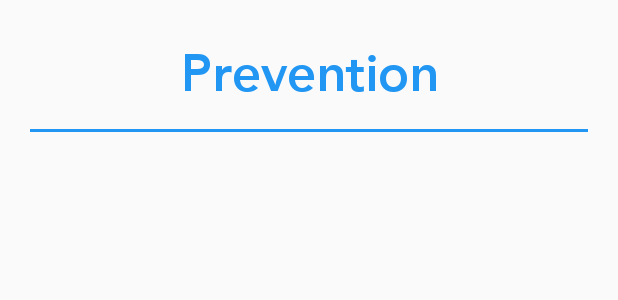
After one commit to biruk741/NoFAW, an Android app: the layout activity_explainer.xml on its own in the app's theme, with its tools: preview values and no code run, on a phone screen of 412 x 824 dp. The commit adds this screen. Shown: the top 300 px of the screen. Run offline under Robolectric (Android 15) with nearby library versions, the phone set to English and light mode, and no system bars.

Commit message:
Did interface of the government organ

```diff
--- a/app/src/main/java/com/innov8/nofaw/MapsActivity.java
+++ b/app/src/main/java/com/innov8/nofaw/MapsActivity.java
@@ -47,7 +47,7 @@ public class MapsActivity extends FragmentActivity implements OnMapReadyCallback
 
         for(Report report : reports){
             LatLng location = new LatLng(Double.parseDouble(report.getLatitude()),Double.parseDouble(report.getLongtitude()));
-            mMap.addMarker(new MarkerOptions().position(location).title("By " + report.getName() + "\n" + report.getNotes()));
+            mMap.addMarker(new MarkerOptions().position(location).title("By " + report.getName() + "\n" + report.getDetailText()));
         }
 
         double[] middle = CustomMethods.calculateCoordinateMiddle(reports);
--- /dev/null
+++ b/app/src/main/res/layout/activity_explainer.xml
@@ -0,0 +1,33 @@
+<?xml version="1.0" encoding="utf-8"?>
+<LinearLayout xmlns:android="http://schemas.android.com/apk/res/android"
+    xmlns:app="http://schemas.android.com/apk/res-auto"
+    xmlns:tools="http://schemas.android.com/tools"
+    android:layout_width="match_parent"
+    android:orientation="vertical"
+    android:layout_height="match_parent"
+    tools:context="com.innov8.nofaw.ExplainerActivity">
+
+    <com.innov8.nofaw.CustomClasses.FontTextView
+        android:layout_width="match_parent"
+        android:id="@+id/title"
+        tools:text = "Prevention"
+        android:gravity="center"
+        android:textColor="@color/colorPrimary"
+        android:paddingTop="25dp"
+        android:textSize="34sp"
+        android:layout_height="wrap_content" />
+    <View
+        android:layout_width="match_parent"
+        android:layout_height="2dp"
+        android:layout_marginTop="16dp"
+        android:layout_marginLeft="20dp"
+        android:layout_marginRight="20dp"
+        android:background="@color/colorPrimary"/>
+    <LinearLayout
+        android:orientation="vertical"
+        android:id="@+id/explainerLinear"
+        android:layout_width="match_parent"
+        android:layout_height="wrap_content">
+
+    </LinearLayout>
+</LinearLayout>
--- a/gradle.properties
+++ b/gradle.properties
@@ -4,7 +4,7 @@
 # Gradle settings configured through the IDE *will override*
 # any settings specified in this file.
 
-# For more details on how to configure your build environment visit
+# For more detailText on how to configure your build environment visit
 # http://www.gradle.org/docs/current/userguide/build_environment.html
 
 # Specifies the JVM arguments used for the daemon process.
@@ -12,6 +12,6 @@
 org.gradle.jvmargs=-Xmx1536m
 
 # When configured, Gradle will run in incubating parallel mode.
-# This option should only be used with decoupled projects. More details, visit
+# This option should only be used with decoupled projects. More detailText, visit
 # http://www.gradle.org/docs/current/userguide/multi_project_builds.html#sec:decoupled_projects
 # org.gradle.parallel=true
```
Also changed, not shown: app/src/main/AndroidManifest.xml (+20 -10 lines), app/src/main/assets/prevention.json (added, +14 -0 lines), app/src/main/java/com/innov8/nofaw/CustomClasses/CustomMethods.java (+29 -0 lines), app/src/main/java/com/innov8/nofaw/ExplainerActivity.java (added, +18 -0 lines), app/src/main/java/com/innov8/nofaw/Pojos/Report.java (+24 -6 lines), 1 other file.
